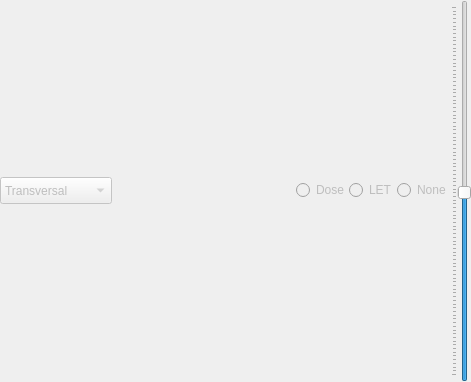
Before: the Qt Designer form pytripgui/view/viewcanvas.ui in pytrip/pytripgui, drawn with Qt 5.
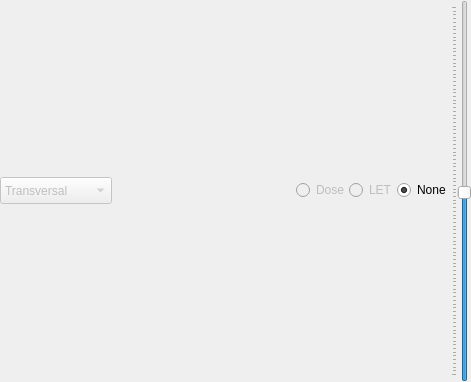
After: the same form once the commit is applied.

The edit to the form file:
```diff
--- a/pytripgui/view/viewcanvas.ui
+++ b/pytripgui/view/viewcanvas.ui
@@ -112,11 +112,14 @@
        <item>
         <widget class="QRadioButton" name="radioButton_3">
          <property name="enabled">
-          <bool>false</bool>
+          <bool>true</bool>
          </property>
          <property name="text">
           <string>None</string>
          </property>
+         <property name="checked">
+          <bool>true</bool>
+         </property>
         </widget>
        </item>
       </layout>
```
Left out of the diff: 6 changed lines with no effect on the pictures.
